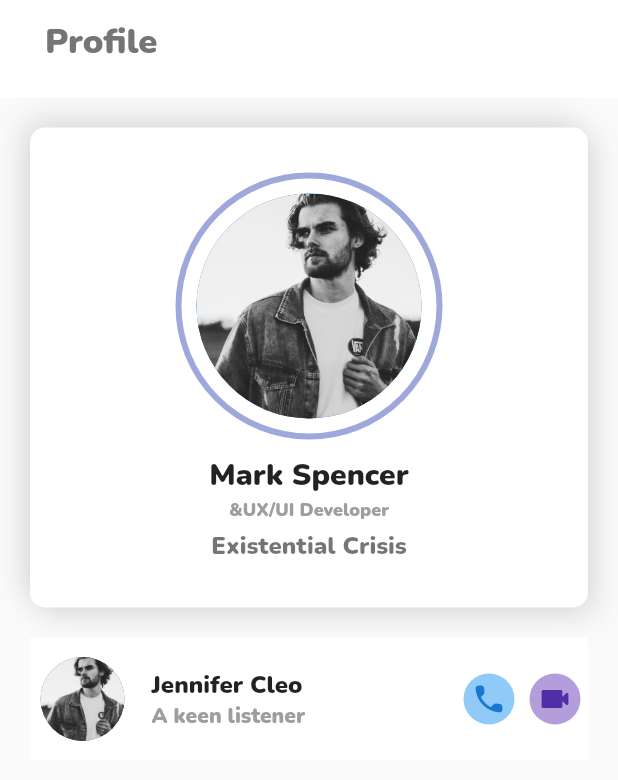
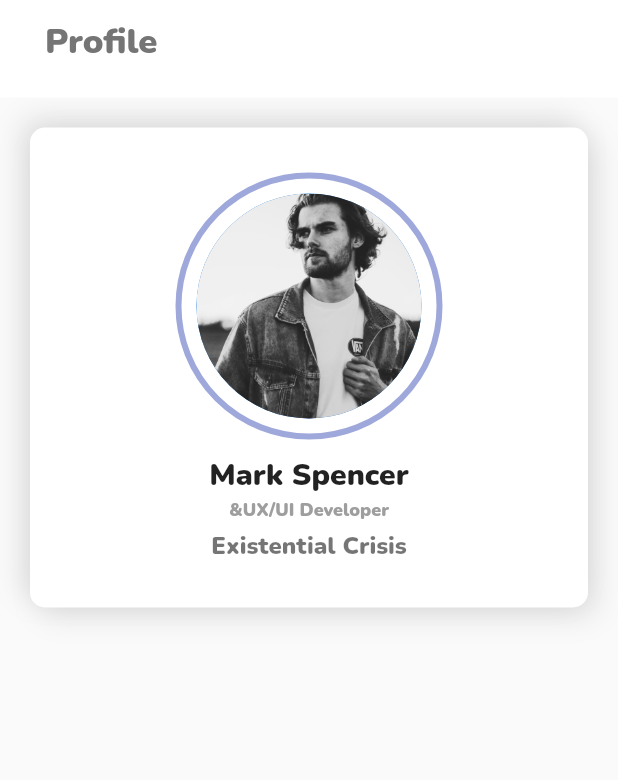
Before and after one commit to yogesh-hackx/Unknown_startup, a Flutter app: the ProfileScreen screen opened directly, on a phone screen of 412 x 824 dp. Shown: the top 780 px of the screen. Run offline on Flutter 3.47's test engine with Material 2 defaults, Android fonts, the phone set to English and light mode, and no system bars; our stand-ins replace badges, cached_network_image, chewie, cloud_firestore, file_picker, firebase_auth and 12 more; missing offline and left inert: agora_rtc_engine, chat_pickers, flutter_downloader, video_compress, video_thumbnail; accounts and stored records are empty.

Commit message:
floating action button position changed

```diff
--- a/lib/screens/chat_screen.dart
+++ b/lib/screens/chat_screen.dart
@@ -1,6 +1,7 @@
 import 'dart:async';
 import 'dart:io';
 import 'package:application_unknown/firebase/FirebaseMethods.dart';
+import 'package:application_unknown/screens/search_bar.dart';
 import 'package:application_unknown/screens/user_profile.dart';
 import 'package:application_unknown/utilies/unseen_utilities.dart';
 import 'package:application_unknown/widgets/delete_message.dart';
--- a/lib/screens/home_screen.dart
+++ b/lib/screens/home_screen.dart
@@ -105,15 +105,6 @@ class _HomeScreenState extends State<HomeScreen> {
             ),
           ),
         ),
-        floatingActionButton: FloatingActionButton(
-          backgroundColor: Colors.indigo,
-          child: Icon(Icons.search_rounded),
-          onPressed: () {
-            Navigator.push(context, MaterialPageRoute(builder: (context) {
-              return SearchBar();
-            }));
-          },
-        ),
       ),
     );
   }
--- a/lib/screens/profile_screen.dart
+++ b/lib/screens/profile_screen.dart
@@ -100,66 +100,6 @@ class _ProfileScreenState extends State<ProfileScreen> {
               ],
             ),
           ),
-          Container(
-            margin: const EdgeInsets.symmetric(horizontal: 20),
-            child: ListTile(
-              tileColor: Colors.white,
-              contentPadding: EdgeInsets.all(5),
-              leading: Container(
-                child: const CircleAvatar(
-                  radius: 30,
-                  backgroundImage: const AssetImage(
-                      "assets/images/pexels-sindre-strøm-1040880.jpg"),
-                ),
-              ),
-              title: Text(
-                "Jennifer Cleo",
-                style: GoogleFonts.nunito(
-                    fontWeight: FontWeight.w900,
-                    fontSize: 16,
-                    color: Colors.black87),
-              ),
-              subtitle: Text(
-                "A keen listener",
-                style: GoogleFonts.nunito(
-                    fontWeight: FontWeight.w900,
-                    fontSize: 14,
-                    color: Colors.grey),
-              ),
-              trailing: Row(
-                mainAxisSize: MainAxisSize.min,
-                children: [
-                  Container(
-                    child: Container(
-                      padding: const EdgeInsets.all(5),
-                      decoration: BoxDecoration(
-                        borderRadius: BorderRadius.circular(1000),
-                        color: Colors.blue[200],
-                      ),
-                      child: Icon(
-                        Icons.call_rounded,
-                        color: Colors.blue[700],
-                      ),
-                    ),
-                  ),
-                  Container(
-                    child: Container(
-                      margin: const EdgeInsets.only(left: 10),
-                      padding: const EdgeInsets.all(5),
-                      decoration: BoxDecoration(
-                        borderRadius: BorderRadius.circular(1000),
-                        color: Colors.deepPurple[200],
-                      ),
-                      child: Icon(
-                        Icons.videocam_rounded,
-                        color: Colors.deepPurple[700],
-                      ),
-                    ),
-                  ),
-                ],
-              ),
-            ),
-          ),
         ],
       ),
     );
--- a/lib/screens/users_screen.dart
+++ b/lib/screens/users_screen.dart
@@ -1,4 +1,5 @@
 import 'package:application_unknown/firebase/FirebaseMethods.dart';
+import 'package:application_unknown/screens/search_bar.dart';
 import 'package:application_unknown/widgets/chat_tile.dart';
 import 'package:cloud_firestore/cloud_firestore.dart';
 import 'package:firebase_auth/firebase_auth.dart';
@@ -113,6 +114,15 @@ class _ChatScreenUsersState extends State<ChatScreenUsers> {
               return Container();
             }
           }),
+      floatingActionButton: FloatingActionButton(
+        backgroundColor: Colors.indigo,
+        child: Icon(Icons.search_rounded),
+        onPressed: () {
+          Navigator.push(context, MaterialPageRoute(builder: (context) {
+            return SearchBar();
+          }));
+        },
+      ),
     );
   }
 }
```
